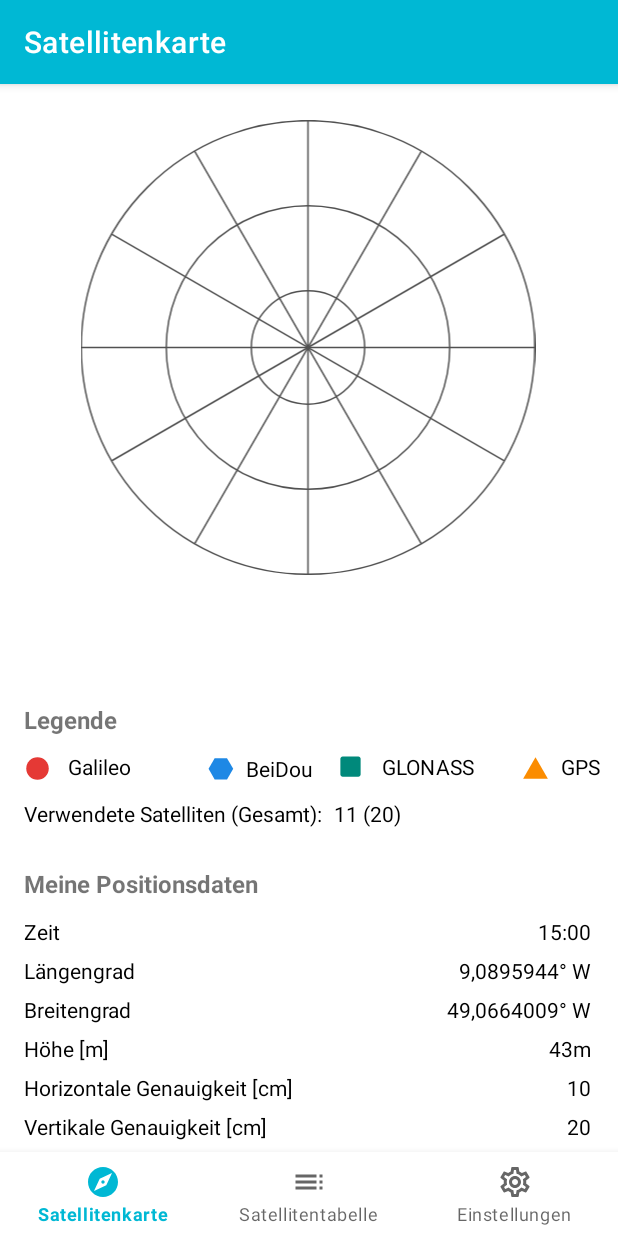
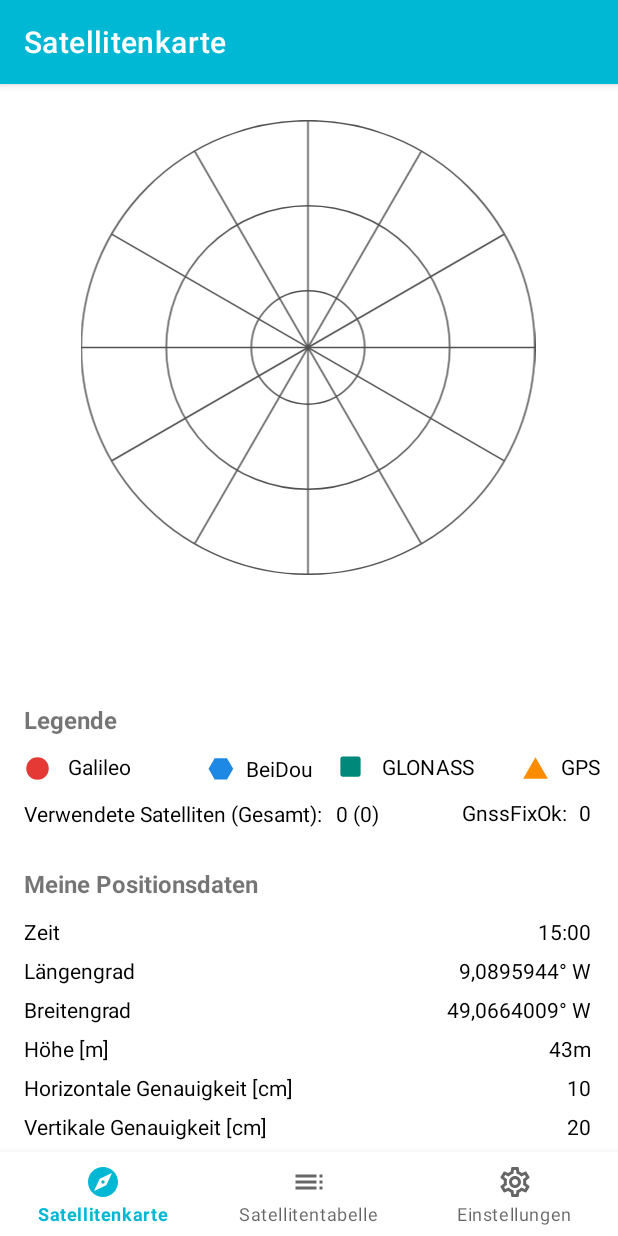
Before and after one commit to alschube/gnss-navigation-status, an Android app: the screen it shows after launch (MainActivity), on a phone screen of 412 x 824 dp. Run offline under Robolectric (Android 15) with nearby library versions, the phone set to English and light mode, and no system bars; our stand-ins replace navigation-ui.

Commit message:
added some more textviews to display more data, changed mapFragment xml and adjusted GnssDataUpdater.kt to display the satellites in the table again

```diff
--- a/frontend/app/src/main/java/com/example/gnssnavigationstatus/data/GnssData.kt
+++ b/frontend/app/src/main/java/com/example/gnssnavigationstatus/data/GnssData.kt
@@ -8,7 +8,7 @@ class GnssData{
     var time: String? = null
     var longitude: Float? = null
     var latitude: Float? = null
-    //lateinit var gnssFixOK Boolean
+    var gnssFixOK: Int? = null
     var height: Int? = null
     var verticalAccuracy: Int? = null
     var horizontalAccuracy: Int? = null
--- a/frontend/app/src/main/java/com/example/gnssnavigationstatus/data/GnssDataHolder.kt
+++ b/frontend/app/src/main/java/com/example/gnssnavigationstatus/data/GnssDataHolder.kt
@@ -9,7 +9,7 @@ class GnssDataHolder {
         var time: String? = null
         var longitude: Float? = null
         var latitude: Float? = null
-        //lateinit var gnssFixOK Boolean
+        var gnssFixOK: Int? = null
         var height: Int? = null
         var verticalAccuracy: Int? = null
         var horizontalAccuracy: Int? = null
@@ -21,7 +21,7 @@ class GnssDataHolder {
             time = data.time
             longitude = data.longitude
             latitude = data.latitude
-            //gnssFixOK = data.gnssFixOK
+            gnssFixOK = data.gnssFixOK
             height = data.height
             verticalAccuracy = data.verticalAccuracy
             horizontalAccuracy = data.horizontalAccuracy
--- a/frontend/app/src/main/java/com/example/gnssnavigationstatus/service/GnssDataUpdater.kt
+++ b/frontend/app/src/main/java/com/example/gnssnavigationstatus/service/GnssDataUpdater.kt
@@ -9,6 +9,7 @@ import com.example.gnssnavigationstatus.data.GnssData
 import com.example.gnssnavigationstatus.data.GnssDataDecoder
 import com.example.gnssnavigationstatus.data.GnssDataHolder
 import com.example.gnssnavigationstatus.ui.map.MapFragment
+import com.example.gnssnavigationstatus.ui.table.TableFragment
 import java.io.BufferedReader
 import java.io.InputStreamReader
 import java.io.PrintWriter
@@ -54,28 +55,22 @@ class GnssDataUpdater : Service() {
 
                     ThreadUtil.runOnUiThread {
 
-                        //println(GnssDataHolder.time)
+                        MapFragment.numberSatsTextView.text = "${GnssDataHolder.numSatsFixed} (${GnssDataHolder.numSatsTotal})"
+                        MapFragment.gnssFixOkTextView.text = "${GnssDataHolder.gnssFixOK}"
                         MapFragment.timeTextView.text = GnssDataHolder.time
                         MapFragment.longitudeTextView.text = "${GnssDataHolder.longitude}"
                         MapFragment.latitudeTextView.text = "${GnssDataHolder.latitude}"
-                        //MapFragment.gnssFixOKTextView.text = "${data.gnssFixOK}"
                         MapFragment.heightTextView.text = "${GnssDataHolder.height?.div(1000)}"
                         MapFragment.verticalAccuracyTextView.text =
                             "${GnssDataHolder.verticalAccuracy?.div(10)}"
                         MapFragment.horizontalAccuracyTextView.text =
                             "${GnssDataHolder.horizontalAccuracy?.div(10)}"
 
+
+                        SatelliteAdapter.satelliteList = SatelliteAdapter.reInit(GnssDataHolder.satellites!!)
+                        TableFragment.dataList.postValue(SatelliteAdapter.satelliteList)
+
                     }
-
-
-                    /*MapFragment.timeTextView.text = data.time
-                    MapFragment.longitudeTextView.text = "${data.longitude}"
-                    MapFragment.latitudeTextView.text = "${data.latitude}"
-                    //MapFragment.gnssFixOKTextView.text = "${data.gnssFixOK}"
-                    MapFragment.heightTextView.text = "${data.height?.div(1000)}"
-                    MapFragment.verticalAccuracyTextView.text = "${data.verticalAccuracy?.div(10)}"
-                    MapFragment.horizontalAccuracyTextView.text =
-                        "${data.horizontalAccuracy?.div(10)}"*/
                 }
             } catch (e: Exception) {
                 e.printStackTrace()
--- a/frontend/app/src/main/java/com/example/gnssnavigationstatus/ui/map/MapFragment.kt
+++ b/frontend/app/src/main/java/com/example/gnssnavigationstatus/ui/map/MapFragment.kt
@@ -20,10 +20,11 @@ class MapFragment : Fragment() {
         lateinit var timeTextView: TextView
         lateinit var longitudeTextView: TextView
         lateinit var latitudeTextView: TextView
-        //lateinit var gnssFixOKTextView: TextView
         lateinit var heightTextView: TextView
         lateinit var verticalAccuracyTextView: TextView
         lateinit var horizontalAccuracyTextView: TextView
+        lateinit var numberSatsTextView: TextView
+        lateinit var gnssFixOkTextView: TextView
     }
 
     override fun onCreateView(
@@ -37,29 +38,11 @@ class MapFragment : Fragment() {
         timeTextView = root.findViewById(R.id.time_text)
         longitudeTextView = root.findViewById(R.id.long_text)
         latitudeTextView = root.findViewById(R.id.lat_text)
-        // gnssFixOKTextView = root.findViewById(R.id.gnss_fix_ok_text)
         heightTextView = root.findViewById(R.id.height_text)
         verticalAccuracyTextView = root.findViewById(R.id.vert_acc_text)
         horizontalAccuracyTextView = root.findViewById(R.id.horiz_acc_text)
-
-        /*activity?.runOnUiThread(object : Runnable {
-            override fun run() {
-
-                    if (GnssDataHolder.time != null) {
-                        timeTextView.text = GnssDataHolder.time
-                        longitudeTextView.text = "${GnssDataHolder.longitude}"
-                        latitudeTextView.text = "${GnssDataHolder.latitude}"
-                        //gnssFixOKTextView.text = "${data.gnssFixOK}"
-                        heightTextView.text = "${GnssDataHolder.height?.div(1000)}"
-                        verticalAccuracyTextView.text =
-                            "${GnssDataHolder.verticalAccuracy?.div(10)}"
-                        horizontalAccuracyTextView.text =
-                            "${GnssDataHolder.horizontalAccuracy?.div(10)}"
-                    }
-
-            }
-        }
-        )*/
+        numberSatsTextView = root.findViewById(R.id.number_sats_text)
+        gnssFixOkTextView = root.findViewById(R.id.gnss_fix_ok_text)
 
         return root
     }
--- a/frontend/app/src/main/res/layout/fragment_map.xml
+++ b/frontend/app/src/main/res/layout/fragment_map.xml
@@ -313,4 +313,31 @@
         android:orientation="horizontal"
         app:layout_constraintGuide_begin="20dp" />
 
+    <TextView
+        android:id="@+id/gnss_fix_ok_title"
+        android:layout_width="wrap_content"
+        android:layout_height="wrap_content"
+        android:layout_marginStart="308dp"
+        android:text="@string/title_gnss_fix_ok"
+        android:textColor="@color/black"
+        app:layout_constraintBottom_toTopOf="@+id/position_title"
+        app:layout_constraintStart_toStartOf="parent"
+        app:layout_constraintTop_toBottomOf="@+id/galileo_symbol"
+        app:layout_constraintVertical_bias="0.281" />
+
+    <TextView
+        android:id="@+id/gnss_fix_ok_text"
+        android:layout_width="wrap_content"
+        android:layout_height="wrap_content"
+        android:layout_marginStart="8dp"
+        android:layout_marginTop="2dp"
+        android:text="@string/text_gnss_fix_ok"
+        android:textColor="@color/black"
+        app:layout_constraintBottom_toTopOf="@+id/position_title"
+        app:layout_constraintEnd_toEndOf="parent"
+        app:layout_constraintHorizontal_bias="0.0"
+        app:layout_constraintStart_toEndOf="@+id/gnss_fix_ok_title"
+        app:layout_constraintTop_toBottomOf="@+id/galileo_symbol"
+        app:layout_constraintVertical_bias="0.233" />
+
 </androidx.constraintlayout.widget.ConstraintLayout>
--- a/frontend/app/src/main/res/values/strings.xml
+++ b/frontend/app/src/main/res/values/strings.xml
@@ -14,7 +14,9 @@
     <string name="title_horizontal_acc">Horizontale Genauigkeit [cm]</string>
     <string name="title_vertical_acc">Vertikale Genauigkeit [cm]</string>
     <string name="title_number_sats">Verwendete Satelliten (Gesamt):</string>
-    <string name="text_number_sats">11 (20)</string>
+    <string name="title_gnss_fix_ok">GnssFixOk:</string>
+    <string name="text_number_sats">0 (0)</string>
+    <string name="text_gnss_fix_ok">0</string>
     <string name="title_opt_button">Jetzt Optimieren</string>
     <string name="action_settings">Einstellungen</string>
     <string name="title_settings">Einstellungen</string>
```
